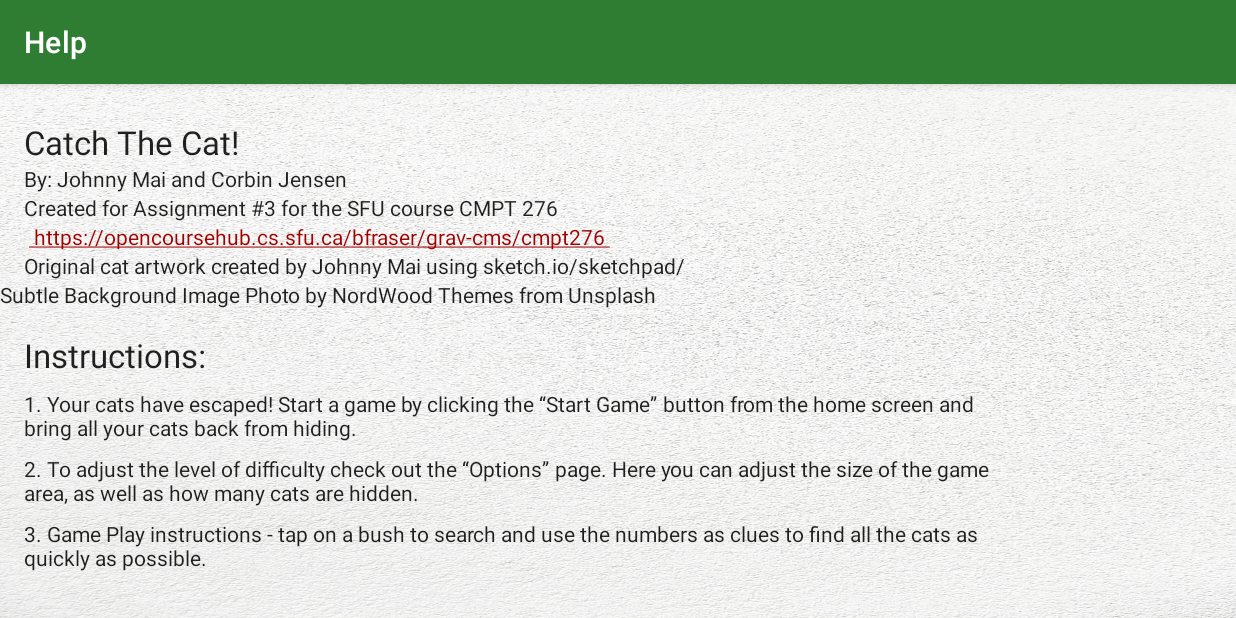
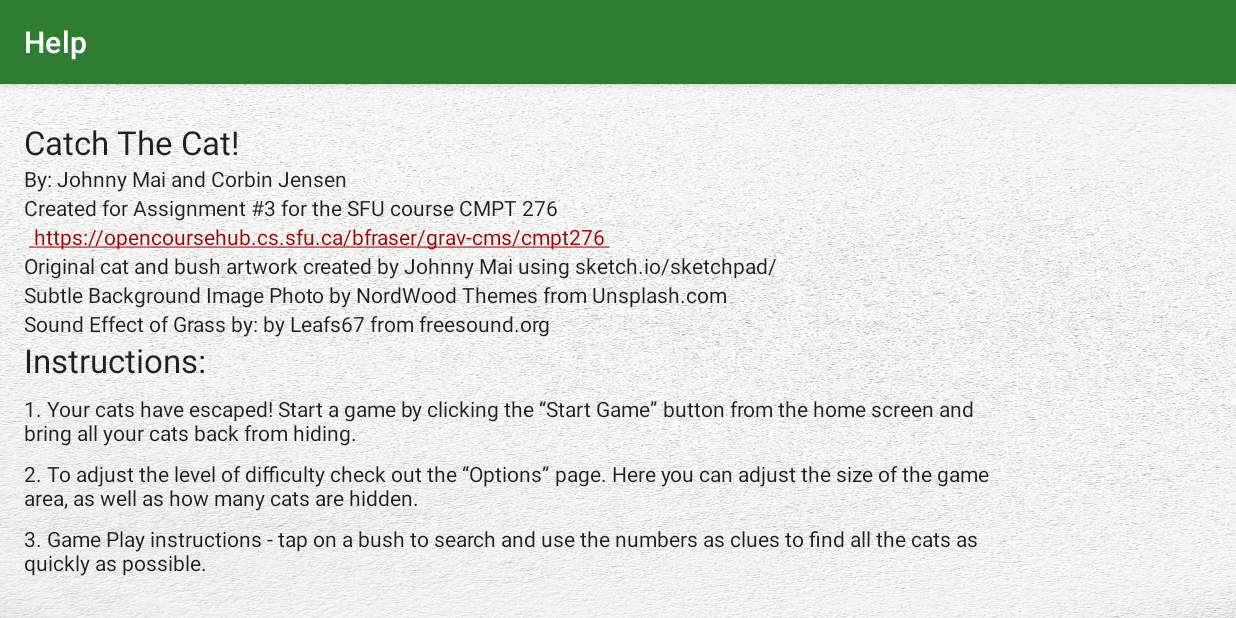
Before and after one commit to corbinjensen/minesweeper-game, an Android app: the HelpActivity screen opened directly, with no data from a screen before it, on a phone screen of 824 x 412 dp (held sideways). Run offline under Robolectric (Android 15) with nearby library versions, the phone set to English and light mode, and no system bars.

Commit message:
- Added citation for Sound Effect

```diff
--- a/app/src/main/res/layout/activity_help.xml
+++ b/app/src/main/res/layout/activity_help.xml
@@ -112,17 +112,25 @@
         android:layout_height="wrap_content"
         android:text="@string/subtle_background_image_photo_by_nordwood_themes_from_unsplash"
         android:textAppearance="@style/TextAppearance.AppCompat.Body1"
-        app:layout_constraintTop_toBottomOf="@+id/textView9"
-        tools:layout_editor_absoluteX="16dp" />
+        app:layout_constraintStart_toStartOf="@+id/guideline5"
+        app:layout_constraintTop_toBottomOf="@+id/textView9" />
+
+    <TextView
+        android:id="@+id/textView6"
+        android:layout_width="wrap_content"
+        android:layout_height="wrap_content"
+        android:text="Sound Effect of Grass by: by Leafs67 from freesound.org"
+        android:textAppearance="@style/TextAppearance.AppCompat.Body1"
+        app:layout_constraintStart_toStartOf="@+id/guideline5"
+        app:layout_constraintTop_toBottomOf="@+id/textView4" />
 
     <TextView
         android:id="@+id/textView10"
         android:layout_width="wrap_content"
         android:layout_height="wrap_content"
-        android:layout_marginTop="16dp"
         android:text="@string/instructions_to_play_the_game"
         android:textAppearance="@style/TextAppearance.AppCompat.Large"
         app:layout_constraintStart_toStartOf="@+id/guideline5"
-        app:layout_constraintTop_toBottomOf="@+id/textView4" />
+        app:layout_constraintTop_toBottomOf="@+id/textView6" />
 
 </androidx.constraintlayout.widget.ConstraintLayout>
--- a/app/src/main/res/values/strings.xml
+++ b/app/src/main/res/values/strings.xml
@@ -18,11 +18,11 @@
     </string>
     <string name="created_for_assignment_3_for_the_sfu_course_cmpt_276">Created for Assignment #3 for the SFU course CMPT 276</string>
     <string name="instructions_to_play_the_game">Instructions:</string>
-    <string name="original_cat_artwork_created_by_johnny_mai">Original cat artwork created by Johnny Mai using sketch.io/sketchpad/</string>
+    <string name="original_cat_artwork_created_by_johnny_mai">Original cat and bush artwork created by Johnny Mai using sketch.io/sketchpad/</string>
     <string name="mine_counter">"Found %1$d of %2$d Cats."</string>
     <string name="scan_counter">"# of Scans Used: %1$d"</string>
     <string name="continue_button_string">Play Game</string>
-    <string name="subtle_background_image_photo_by_nordwood_themes_from_unsplash">Subtle Background Image Photo by NordWood Themes from Unsplash</string>
+    <string name="subtle_background_image_photo_by_nordwood_themes_from_unsplash">Subtle Background Image Photo by NordWood Themes from Unsplash.com</string>
     <string name="main_menu">Main Menu</string>
     <string name="catch_the_cat">Catch The Cat</string>
 </resources>
```
